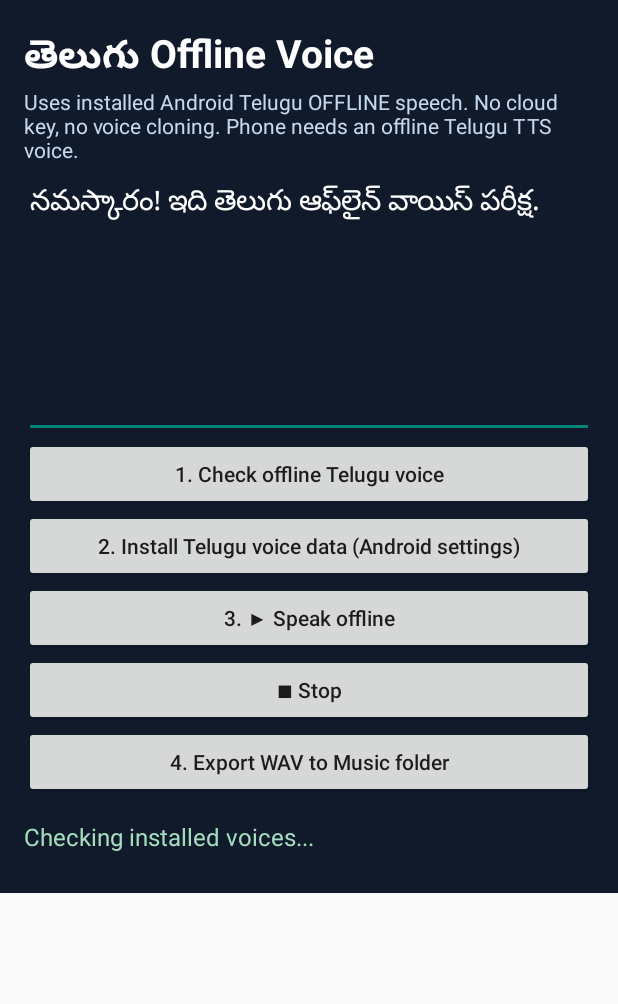
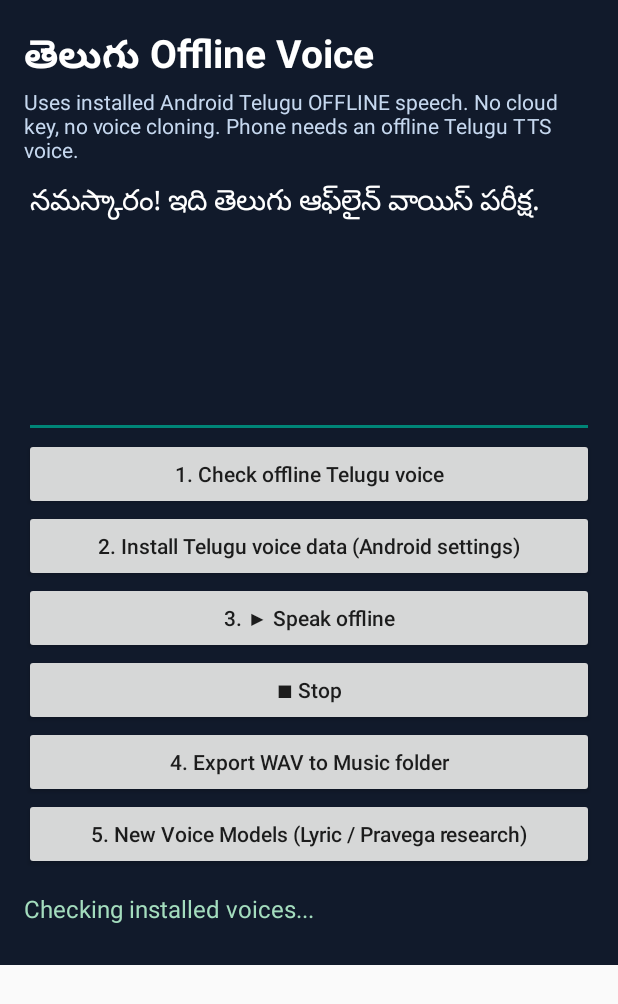
Before and after one commit to createnandu-create/Aiide, an Android app: the screen it shows after launch (MainActivity), on a phone screen of 412 x 824 dp. Shown: the top 1004 px of the screen. Run offline under Robolectric (Android 15) with nearby library versions, the phone set to English and light mode, and no system bars.

Commit message:
feat(tts): expose experimental voice lab and register scoped Android TTS engine

```diff
--- a/offline-tts-android/app/src/main/java/in/aitechapp/teluguoffline/MainActivity.java
+++ b/offline-tts-android/app/src/main/java/in/aitechapp/teluguoffline/MainActivity.java
@@ -48,6 +48,8 @@ public class MainActivity extends Activity implements TextToSpeech.OnInitListene
     play=button(root,"3. ▶ Speak offline");
     Button stop=button(root,"■ Stop");
     export=button(root,"4. Export WAV to Music folder");
+    Button experimental=button(root,"5. New Voice Models (Lyric / Pravega research)");
+    experimental.setOnClickListener(v->startActivity(new Intent(this,ExperimentalModelActivity.class)));
     status=new TextView(this);status.setTextColor(Color.rgb(164,221,190));status.setTextSize(16);
     status.setPadding(0,22,0,0);status.setText("Checking installed voices...");
     root.addView(status);
```
